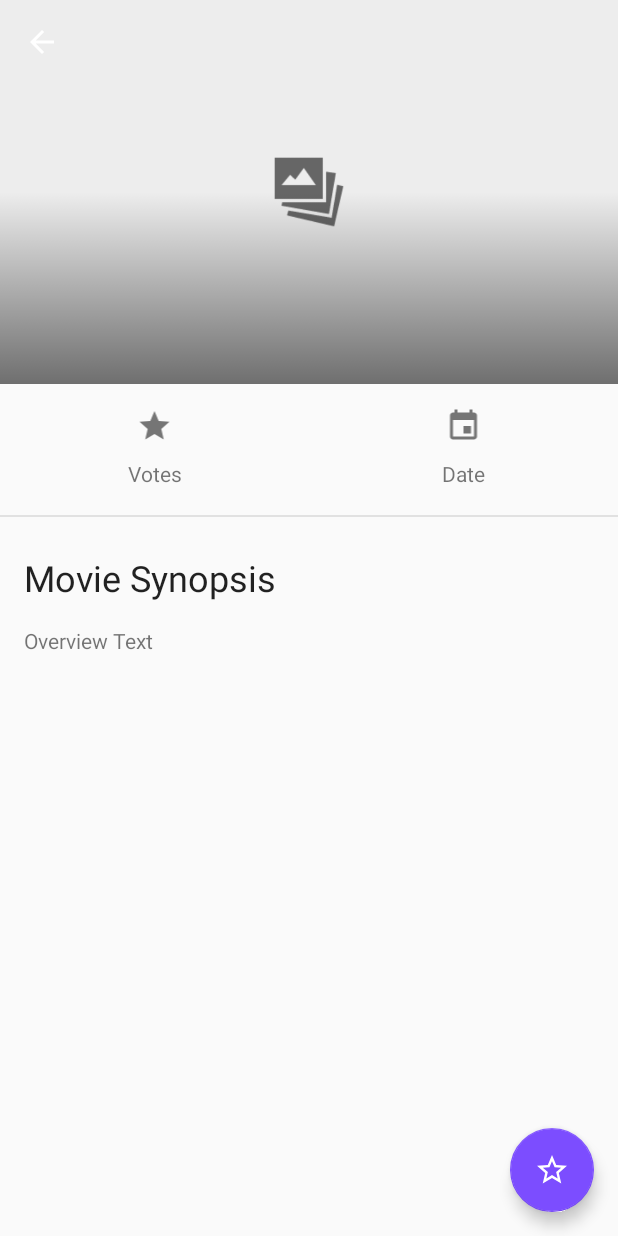
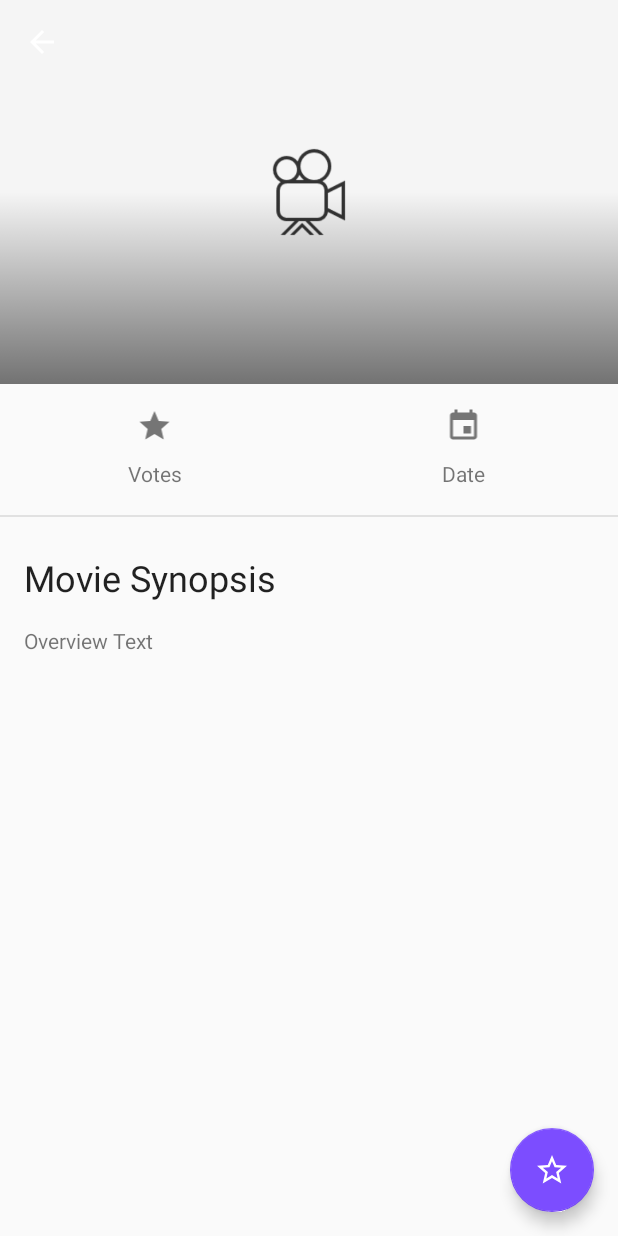
Before and after one commit to csilva2810/popular-movies, an Android app: the layout activity_movie_details.xml on its own in the app's theme, with its tools: preview values and no code run, on a phone screen of 412 x 824 dp. Run offline under Robolectric (Android 15) with nearby library versions, the phone set to English and light mode, and no system bars.

Commit message:
Changing plaholder image

```diff
--- a/app/src/main/res/layout/activity_movie_details.xml
+++ b/app/src/main/res/layout/activity_movie_details.xml
@@ -31,7 +31,7 @@
                 android:contentDescription="@string/movie_backdrop"
                 android:minHeight="@dimen/movie_backdrop_height"
                 android:scaleType="centerCrop"
-                android:src="@drawable/placeholder_image"
+                android:src="@drawable/placeholder_video"
                 app:layout_collapseMode="parallax" />
 
             <ImageView
--- a/app/src/main/res/layout/item_movies_grid.xml
+++ b/app/src/main/res/layout/item_movies_grid.xml
@@ -20,7 +20,7 @@
                 android:layout_width="match_parent"
                 android:layout_height="@dimen/cardview_image_height"
                 android:scaleType="centerCrop"
-                android:src="@drawable/placeholder_image" />
+                android:src="@drawable/placeholder_video" />
 
             <ImageView
                 android:id="@+id/favorite_icon"
```
Also changed, not shown: app/src/main/res/drawable/placeholder_image.png (deleted), app/src/main/res/drawable/placeholder_video.png.
